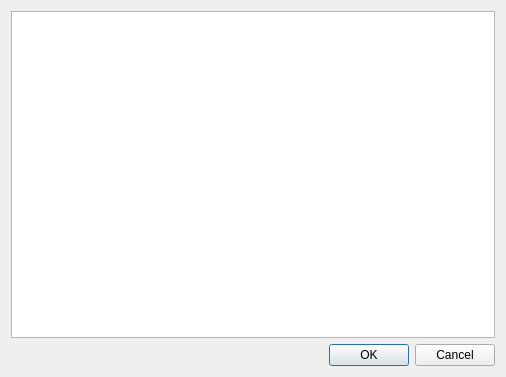
This is wymiary_form.ui in stasinek/Panel as Qt 5 draws it before an edit. The edited form follows.
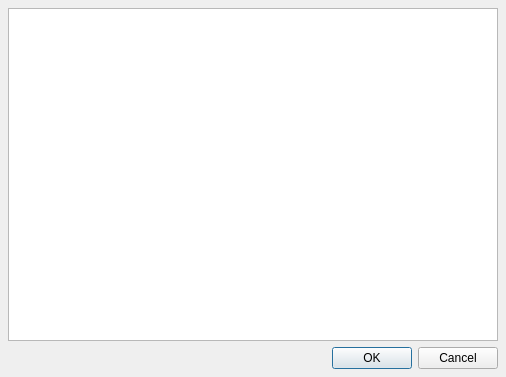
This is the edited form.

The edit to the form file:
```diff
--- a/wymiary_form.ui
+++ b/wymiary_form.ui
@@ -14,6 +14,21 @@
    <string>Dialog</string>
   </property>
   <layout class="QGridLayout" name="gridLayout">
+   <property name="leftMargin">
+    <number>8</number>
+   </property>
+   <property name="topMargin">
+    <number>8</number>
+   </property>
+   <property name="rightMargin">
+    <number>8</number>
+   </property>
+   <property name="bottomMargin">
+    <number>8</number>
+   </property>
+   <property name="horizontalSpacing">
+    <number>4</number>
+   </property>
    <item row="1" column="0" alignment="Qt::AlignRight|Qt::AlignBottom">
     <widget class="QDialogButtonBox" name="buttonBox">
      <property name="orientation">
```
